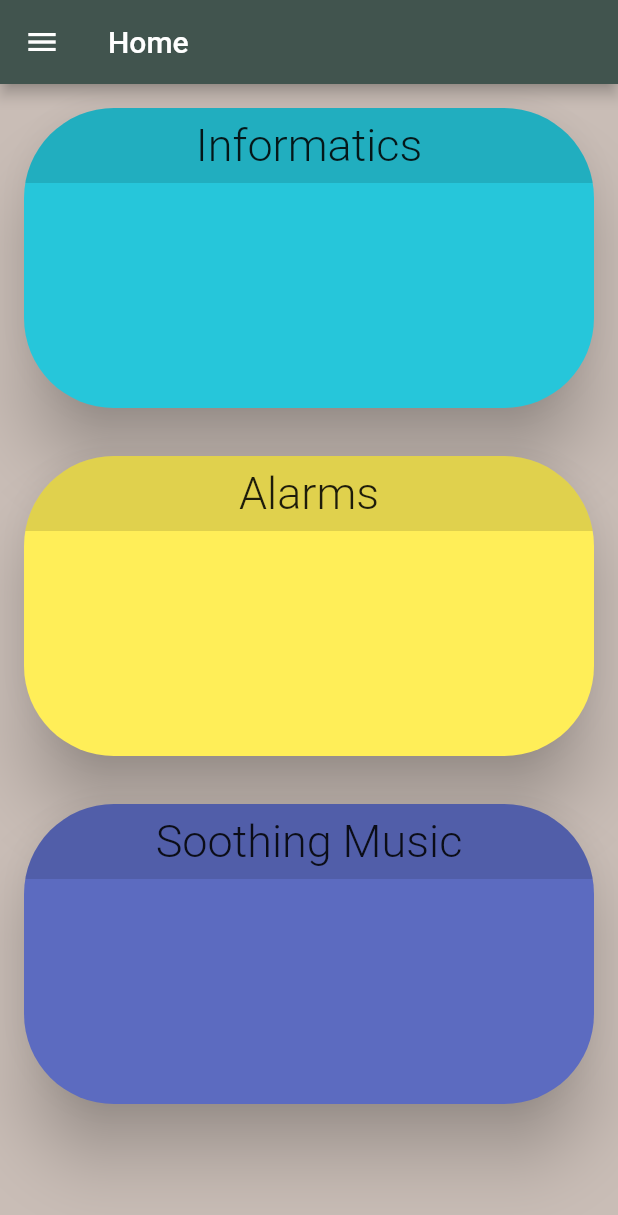
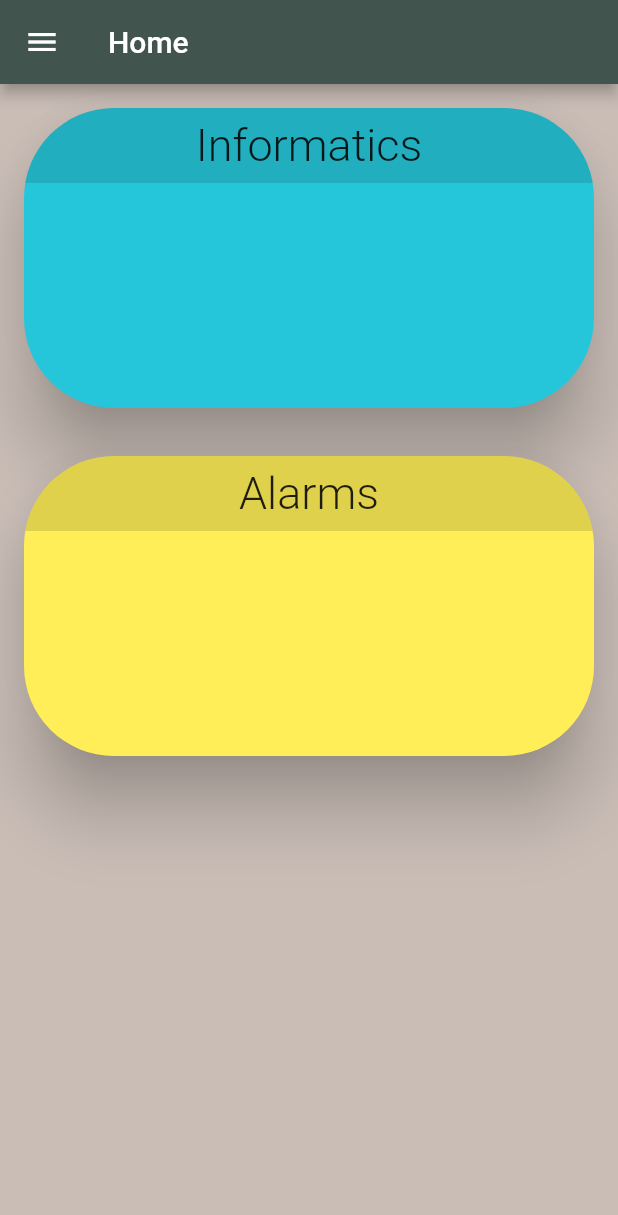
Before and after one commit to reeceholmdahl/cs3541-coffee-and-code, a Flutter app: the screen it shows after launch, in the side drawer, after a tap on "Informatics", on a phone screen of 412 x 824 dp. Shown: the top 1215 px of the screen. Run offline on Flutter 3.47's test engine with Material 2 defaults, Android fonts, the phone set to English and light mode, and no system bars; our stand-ins replace firebase_core, firebase_database, numberpicker, pie_chart, youtube_player_flutter; missing offline and left inert: flutter_alarm_clock; accounts and stored records are empty.

Commit message:
Removed music card.

```diff
--- a/lib/main.dart
+++ b/lib/main.dart
@@ -1,7 +1,6 @@
 import 'dart:core';
 
 import 'package:firebase_core/firebase_core.dart';
-import 'package:firstapp/Music/music.dart';
 import 'package:firstapp/side_drawer.dart';
 import 'package:flutter/material.dart';
 import 'package:flutter/services.dart';
@@ -78,16 +77,6 @@ class Home extends StatelessWidget {
                   context,
                   MaterialPageRoute<void>(
                     builder: (context) => Alarms(),
-                  ),
-                ),
-              ),
-              PageCard(
-                name: 'Soothing Music',
-                color: Colors.indigo.shade400,
-                onPressed: () => Navigator.push(
-                  context,
-                  MaterialPageRoute<void>(
-                    builder: (context) => SoothingMusic(),
                   ),
                 ),
               ),
```
